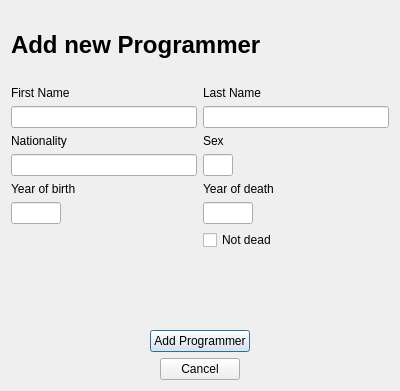
Old version of the form addprogrammerdialog.ui in the repository DORB/Verkur3GUI.
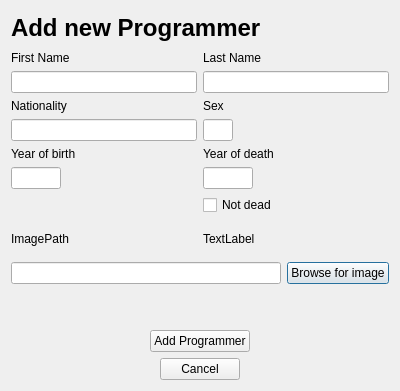
New version of the form.

Commit message: klaradi programmers imagePath dullid

```diff
--- a/addprogrammerdialog.ui
+++ b/addprogrammerdialog.ui
@@ -152,6 +152,38 @@
      </item>
     </layout>
    </item>
+   <item>
+    <layout class="QHBoxLayout" name="horizontalLayout">
+     <item>
+      <widget class="QLabel" name="label_image">
+       <property name="text">
+        <string>ImagePath</string>
+       </property>
+      </widget>
+     </item>
+     <item>
+      <widget class="QLabel" name="label_error_image">
+       <property name="text">
+        <string>TextLabel</string>
+       </property>
+      </widget>
+     </item>
+    </layout>
+   </item>
+   <item>
+    <layout class="QHBoxLayout" name="horizontalLayout_2">
+     <item>
+      <widget class="QLineEdit" name="Input_image_path"/>
+     </item>
+     <item>
+      <widget class="QPushButton" name="button_for_image">
+       <property name="text">
+        <string>Browse for image</string>
+       </property>
+      </widget>
+     </item>
+    </layout>
+   </item>
    <item>
     <widget class="QLabel" name="error_add_programmer">
      <property name="font">
```
The commit also changes 5 other files.
